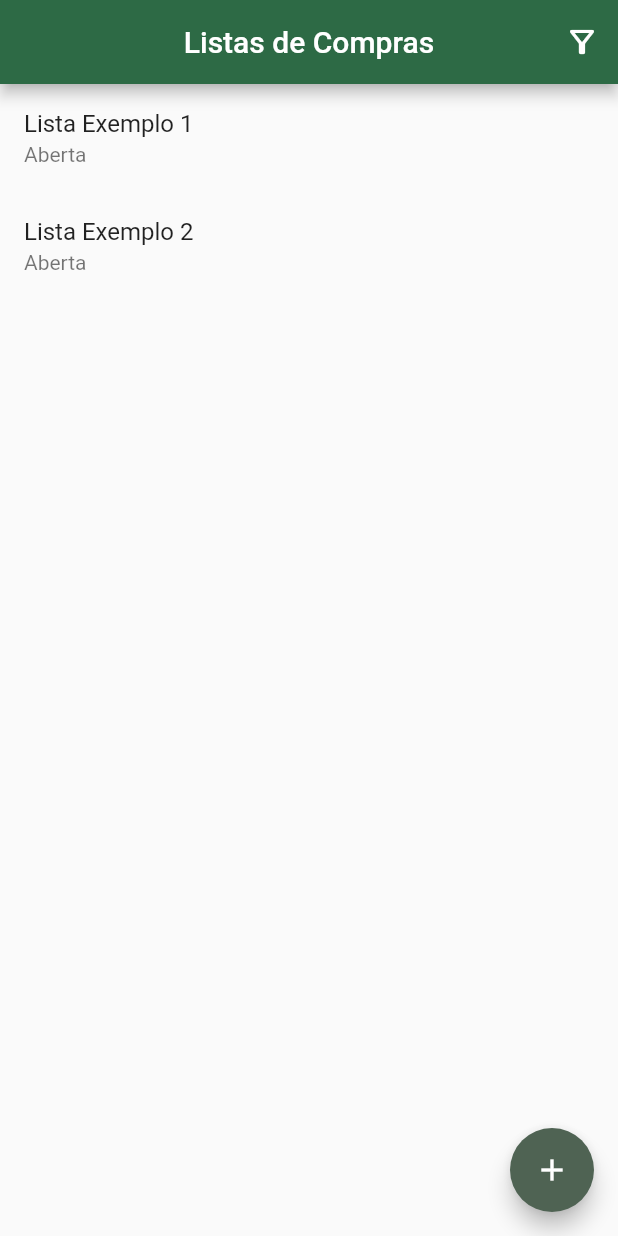
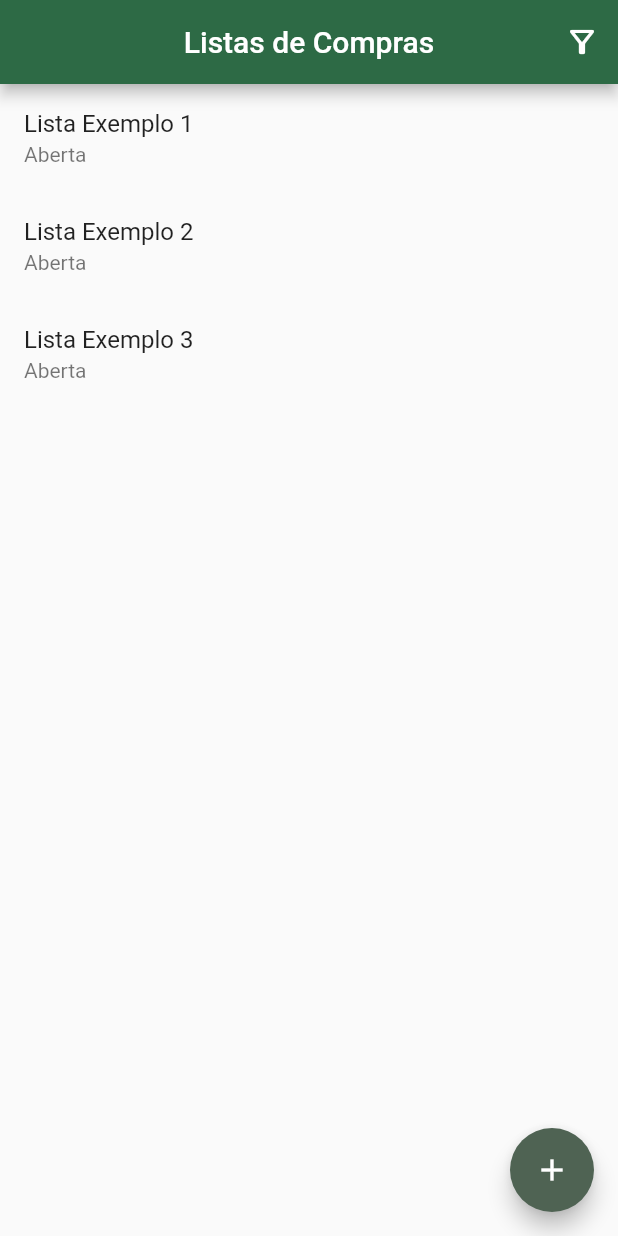
Before and after one commit to predo72/AppMenorPreco, a Flutter app: the screen it shows after launch, on a phone screen of 412 x 824 dp. Run offline on Flutter 3.47's test engine with Material 3 defaults, Android fonts, the light colour scheme and no system bars; drawn by our look-alikes of flutter_slidable.

Commit message:
teste commit proteção branch main

```diff
--- a/menorpreco/lib/data/dummy_listas.dart
+++ b/menorpreco/lib/data/dummy_listas.dart
@@ -10,5 +10,10 @@ const DUMMY_LISTAS = {
     id: '2',
     nome: 'Lista Exemplo 2',
     finalizada: 0,
-  )
+  ),
+  '3': Lista(
+    id: '3',
+    nome: 'Lista Exemplo 3',
+    finalizada: 0,
+  ),
 };
```
